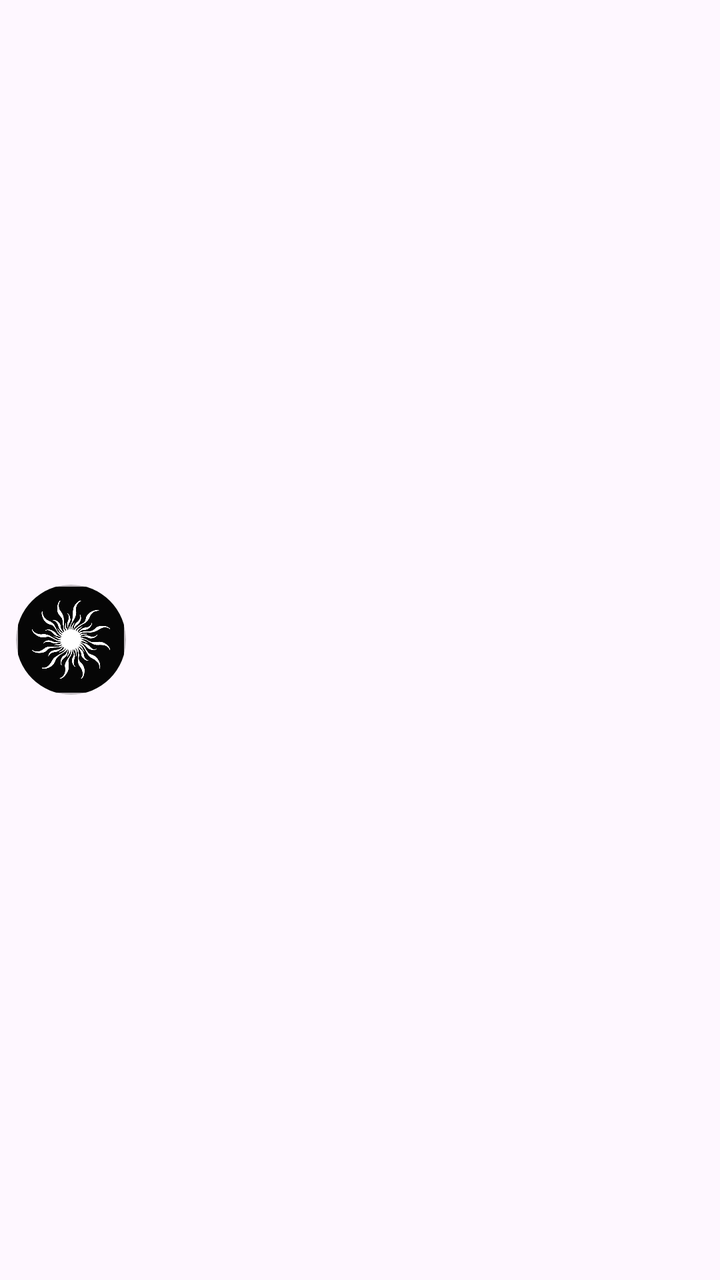
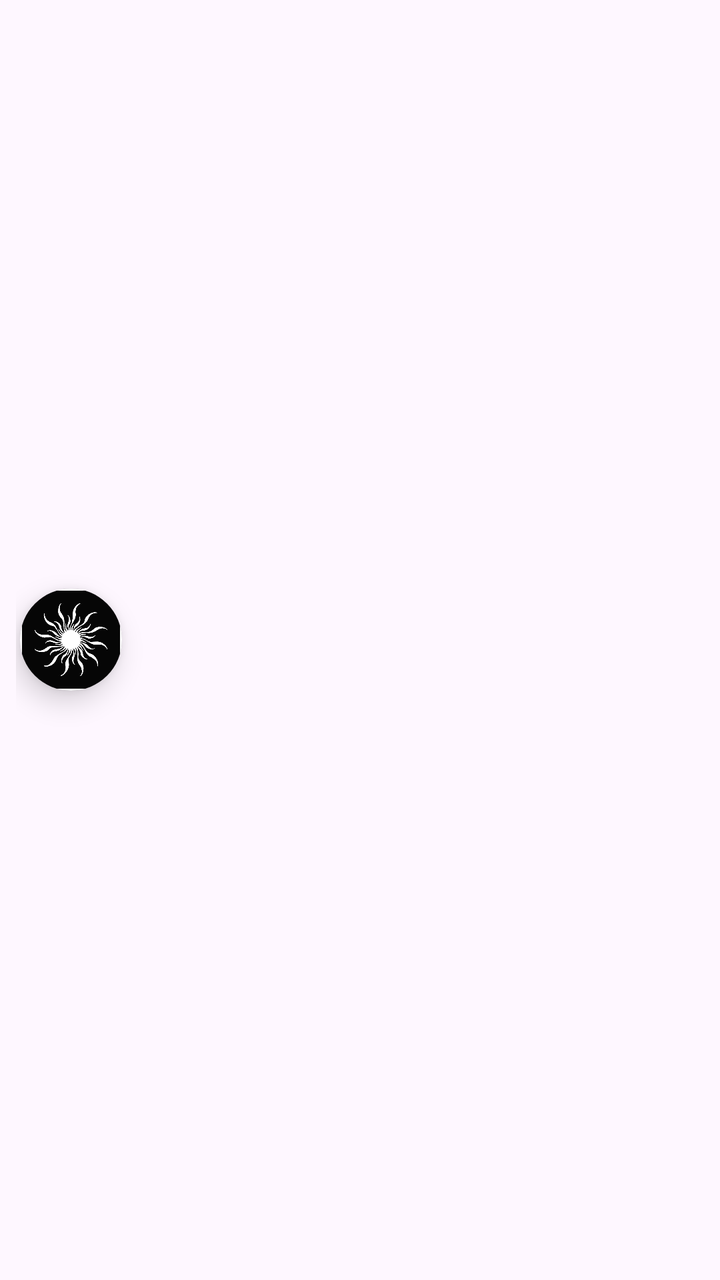

Two renders of the same Android screen: before a commit and after it. Below are the layout's source before the change and the commit's diff.
<!-- AndroidManifest.xml: application theme Theme.ElysiumGuild -->
<!-- res/layout/layout_boss_bubble.xml -->
<?xml version="1.0" encoding="utf-8"?>
<LinearLayout xmlns:android="http://schemas.android.com/apk/res/android"
    android:layout_width="wrap_content"
    android:layout_height="wrap_content"
    android:orientation="horizontal"
    android:gravity="center_vertical"
    android:padding="8dp">

    <ImageView
        android:id="@+id/bubble_icon"
        android:layout_width="55dp"
        android:layout_height="55dp"
        android:src="@drawable/zoomed_logo"
        android:background="@drawable/bg_bubble"
        android:elevation="8dp"
        android:contentDescription="Elysium Bubble"
        android:scaleType="centerCrop"
        android:clipToOutline="true"
        android:padding="0dp" />

    <LinearLayout
        android:id="@+id/timer_list_container"
        android:layout_width="wrap_content"
        android:layout_height="wrap_content"
        android:layout_marginStart="8dp"
        android:background="@drawable/bg_timer_box"
        android:paddingHorizontal="12dp"
        android:paddingVertical="8dp"
        android:visibility="gone"
        android:elevation="6dp">

        <TextView
            android:id="@+id/next_boss_timer"
            android:layout_width="wrap_content"
            android:layout_height="wrap_content"
            android:text="Loading..."
            android:textColor="@color/timer_text_color"
            android:textStyle="bold"
            android:textSize="14sp" />
    </LinearLayout>

</LinearLayout>
<!-- resources referenced by this layout -->
<resources>
  <color name="timer_text_color">#1C1B1F</color>
  <!-- drawable bg_bubble (drawable) -->
  <?xml version="1.0" encoding="utf-8"?>
  <shape xmlns:android="http://schemas.android.com/apk/res/android"
      android:shape="oval">
      <solid android:color="@color/bubble_bg_color" />
      <stroke
          android:width="2dp"
          android:color="@color/bubble_stroke_color" />
  </shape>
  <!-- drawable bg_timer_box (drawable) -->
  <?xml version="1.0" encoding="utf-8"?>
  <shape xmlns:android="http://schemas.android.com/apk/res/android">
      <solid android:color="#CC0B0B1A" />
      <corners android:radius="12dp" />
      <stroke
          android:width="1dp"
          android:color="#40FFFFFF" />
  </shape>
  <!-- drawable zoomed_logo (drawable) -->
  <?xml version="1.0" encoding="utf-8"?>
  <inset xmlns:android="http://schemas.android.com/apk/res/android"
      android:drawable="@drawable/logo"
      android:insetLeft="10dp"
      android:insetTop="10dp"
      android:insetRight="10dp"
      android:insetBottom="10dp" />
  <style name="Theme.ElysiumGuild" parent="Theme.Material3.DayNight.NoActionBar">
          
          <item name="colorPrimary">@color/primary</item>
          <item name="colorOnPrimary">@color/on_primary</item>
          <item name="colorPrimaryContainer">@color/primary_container</item>
          <item name="colorOnPrimaryContainer">@color/on_primary_container</item>
          
          
          <item name="colorSecondary">@color/secondary</item>
          <item name="colorOnSecondary">@color/on_secondary</item>
          <item name="colorSecondaryContainer">@color/secondary_container</item>
          <item name="colorOnSecondaryContainer">@color/on_secondary_container</item>
          
          
          <item name="android:statusBarColor">@color/surface</item>
          <item name="android:windowLightStatusBar">true</item>
          
          
          <item name="android:navigationBarColor">@color/surface</item>
          <item name="android:windowLightNavigationBar">true</item>
      </style>
  <color name="bubble_bg_color">#E6FFFFFF</color>
  <color name="bubble_stroke_color">#40000000</color>
  <!-- drawable logo: png bitmap (drawable, 93238 bytes) -->
  <color name="primary">#9333EA</color>
  <color name="on_primary">#FFFFFF</color>
  <color name="primary_container">#7C3AED</color>
  <color name="on_primary_container">#EDE9FE</color>
  <color name="secondary">#0EA5E9</color>
  <color name="on_secondary">#FFFFFF</color>
  <color name="secondary_container">#0284C7</color>
  <color name="on_secondary_container">#E0F2FE</color>
  <color name="surface">#0F0F23</color>
</resources>

<!-- the commit's change to res/layout/layout_boss_bubble.xml (unified diff, before → after) -->
@@ -1,12 +1,13 @@
 <?xml version="1.0" encoding="utf-8"?>
 <LinearLayout xmlns:android="http://schemas.android.com/apk/res/android"
+    xmlns:app="http://schemas.android.com/apk/res-auto"
     android:layout_width="wrap_content"
     android:layout_height="wrap_content"
     android:orientation="horizontal"
     android:gravity="center_vertical"
     android:padding="8dp">
 
-    <ImageView
+    <com.google.android.material.imageview.ShapeableImageView
         android:id="@+id/bubble_icon"
         android:layout_width="55dp"
         android:layout_height="55dp"
@@ -15,8 +16,8 @@
         android:elevation="8dp"
         android:contentDescription="Elysium Bubble"
         android:scaleType="centerCrop"
-        android:clipToOutline="true"
-        android:padding="0dp" />
+        android:padding="2dp"
+        app:shapeAppearanceOverlay="@style/CircleAppearance" />
 
     <LinearLayout
         android:id="@+id/timer_list_container"
<!-- resource entries referenced after the edit -->
@@ -27,6 +27,9 @@
       android:insetTop="10dp"
       android:insetRight="10dp"
       android:insetBottom="10dp" />
+  <style name="CircleAppearance">
+          <item name="cornerSize">50%</item>
+      </style>
   <style name="Theme.ElysiumGuild" parent="Theme.Material3.DayNight.NoActionBar">
           
           <item name="colorPrimary">@color/primary</item>
